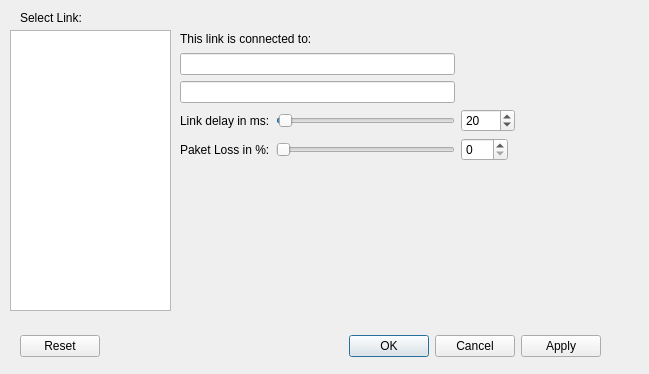
Qt form confLink.ui (koppd/mt) before a commit.
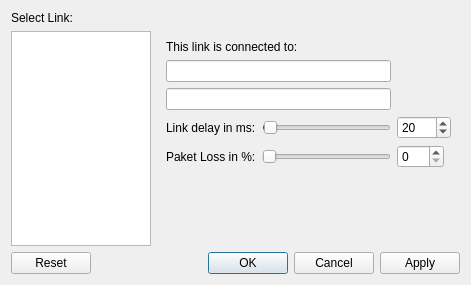
The same form after that commit.

Commit message: Layout verbessert

Patch:
```diff
--- a/confLink.ui
+++ b/confLink.ui
@@ -6,61 +6,23 @@
    <rect>
     <x>0</x>
     <y>0</y>
-    <width>649</width>
-    <height>374</height>
+    <width>471</width>
+    <height>285</height>
    </rect>
   </property>
   <property name="windowTitle">
    <string>Configure Link</string>
   </property>
+  <layout class="QGridLayout" name="gridLayout">
+   <item row="0" column="0">
   <widget class="QLabel" name="label">
-   <property name="geometry">
-    <rect>
-     <x>20</x>
-     <y>10</y>
-     <width>111</width>
-     <height>16</height>
-    </rect>
-   </property>
    <property name="text">
     <string>Select Link:</string>
    </property>
   </widget>
-  <widget class="QListWidget" name="listLink">
-   <property name="geometry">
-    <rect>
-     <x>10</x>
-     <y>30</y>
-     <width>161</width>
-     <height>281</height>
-    </rect>
-   </property>
-  </widget>
-  <widget class="QDialogButtonBox" name="buttonBox">
-   <property name="geometry">
-    <rect>
-     <x>20</x>
-     <y>330</y>
-     <width>581</width>
-     <height>32</height>
-    </rect>
-   </property>
-   <property name="orientation">
-    <enum>Qt::Horizontal</enum>
-   </property>
-   <property name="standardButtons">
-    <set>QDialogButtonBox::Apply|QDialogButtonBox::Cancel|QDialogButtonBox::Ok|QDialogButtonBox::Reset</set>
-   </property>
-  </widget>
+   </item>
+   <item row="1" column="1">
   <widget class="QWidget" name="widget_5" native="true">
-   <property name="geometry">
-    <rect>
-     <x>180</x>
-     <y>30</y>
-     <width>335</width>
-     <height>131</height>
-    </rect>
-   </property>
    <layout class="QGridLayout" name="gridLayout_5">
     <item row="3" column="2">
      <widget class="QSpinBox" name="spinBox">
@@ -149,6 +111,41 @@
     </item>
    </layout>
   </widget>
+   </item>
+   <item row="4" column="0" colspan="2">
+    <widget class="QDialogButtonBox" name="buttonBox">
+     <property name="orientation">
+      <enum>Qt::Horizontal</enum>
+     </property>
+     <property name="standardButtons">
+      <set>QDialogButtonBox::Apply|QDialogButtonBox::Cancel|QDialogButtonBox::Ok|QDialogButtonBox::Reset</set>
+     </property>
+    </widget>
+   </item>
+   <item row="3" column="1">
+    <spacer name="verticalSpacer">
+     <property name="orientation">
+      <enum>Qt::Vertical</enum>
+     </property>
+     <property name="sizeHint" stdset="0">
+      <size>
+       <width>20</width>
+       <height>40</height>
+      </size>
+     </property>
+    </spacer>
+   </item>
+   <item row="1" column="0" rowspan="3">
+    <widget class="QListWidget" name="listLink">
+     <property name="maximumSize">
+      <size>
+       <width>140</width>
+       <height>16777215</height>
+      </size>
+     </property>
+    </widget>
+   </item>
+  </layout>
  </widget>
  <resources/>
  <connections>
```
Lines whose indentation alone changed are shown as unchanged. The commit also changes 4 other files.
